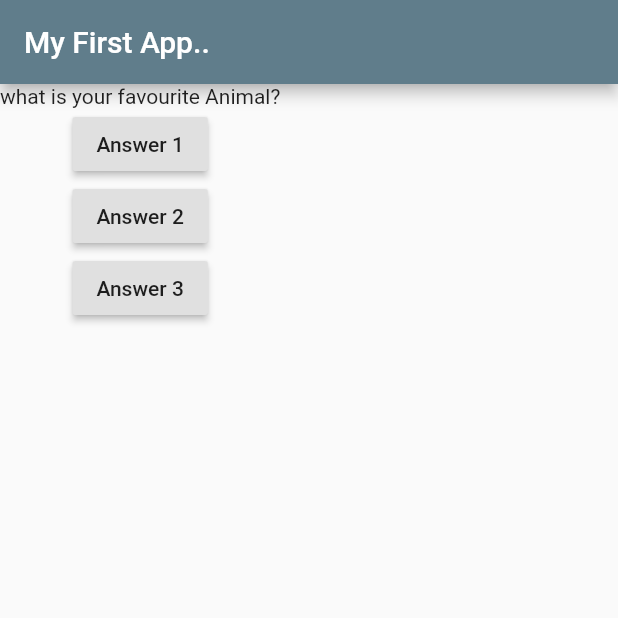
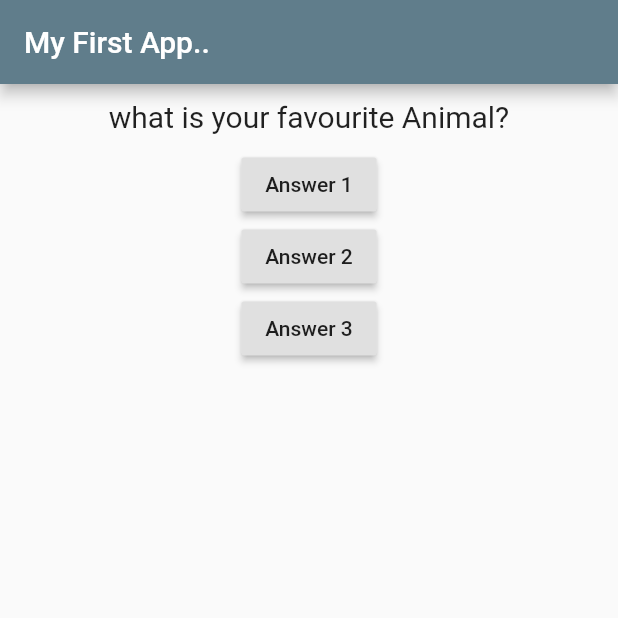
Before and after one commit to praveenbapuram/flutter-flutter_complete_guide, a Flutter app: the screen it shows after launch, on a phone screen of 412 x 824 dp, the top half of it. Run offline on Flutter 3.47's test engine with Material 2 defaults, Android fonts, the phone set to English and light mode, and no system bars.

Commit message:
Container Widget.

```diff
--- a/lib/main.dart
+++ b/lib/main.dart
@@ -1,4 +1,5 @@
 import 'package:flutter/material.dart';
+import './question.dart';
 
 void main() {
   runApp(MyApp());
@@ -38,7 +39,7 @@ class _MyAppState extends State<MyApp> {
         ),
         body: Column(
           children: [
-            Text(questions[_questionIndex]),
+            Question(questions[_questionIndex]),
             RaisedButton(
               child: Text("Answer 1"),
               onPressed: _answerQuestion,
--- /dev/null
+++ b/lib/question.dart
@@ -0,0 +1,19 @@
+import 'package:flutter/material.dart';
+
+class Question extends StatelessWidget {
+  final String questionText;
+  Question(this.questionText);
+
+  @override
+  Widget build(BuildContext context) {
+    return Container(
+      width:double.infinity,
+      margin: EdgeInsets.all(10),
+      child: Text(
+        questionText,
+        style: TextStyle(fontSize: 20),
+        textAlign: TextAlign.center,
+      ),
+    );
+  }
+}
```
